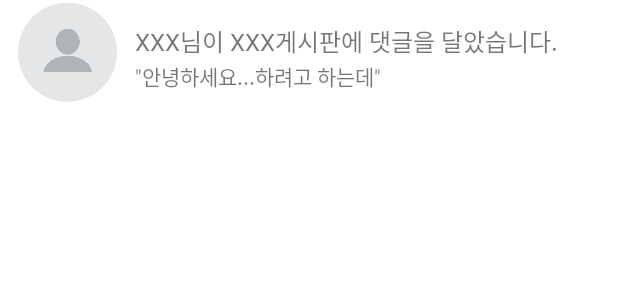
After one commit to teamcadi/project-android-careapp, an Android app: the layout activity_alarm_item.xml on its own in the app's theme, with its tools: preview values and no code run, on a phone screen of 412 x 824 dp. The commit adds this screen. Shown: the top 300 px of the screen. Run offline under Robolectric (Android 15) with nearby library versions, the phone set to English and light mode, and no system bars.

Commit message:
Add: AlarmActivity 및 layout, ReportActivity 및 layout

```diff
--- a/app/build.gradle
+++ b/app/build.gradle
@@ -12,6 +12,7 @@ android {
         targetSdkVersion 30
         versionCode 1
         versionName "1.0"
+        vectorDrawables.useSupportLibrary = true
 
         testInstrumentationRunner "androidx.test.runner.AndroidJUnitRunner"
     }
--- a/app/src/main/AndroidManifest.xml
+++ b/app/src/main/AndroidManifest.xml
@@ -12,7 +12,9 @@
         android:roundIcon="@mipmap/ic_launcher_round"
         android:supportsRtl="true"
         android:theme="@style/Theme.MyApaAndroid">
-        <activity android:name=".SearchActivity"></activity>
+        <activity android:name=".ReportActivity"></activity>
+        <activity android:name=".AlarmActivity" />
+        <activity android:name=".SearchActivity" />
         <activity android:name=".FindIdAndPwActivity" />
         <activity android:name=".MemberJoinDetail" />
         <activity android:name=".MemberJoinBasic" />
--- /dev/null
+++ b/app/src/main/res/layout/activity_alarm_item.xml
@@ -0,0 +1,32 @@
+<?xml version="1.0" encoding="utf-8"?>
+<RelativeLayout xmlns:android="http://schemas.android.com/apk/res/android"
+    xmlns:app="http://schemas.android.com/apk/res-auto"
+    xmlns:tools="http://schemas.android.com/tools"
+    android:layout_width="match_parent"
+    android:layout_height="wrap_content">
+
+    <ImageView
+        android:layout_width="70dp"
+        android:layout_height="70dp"
+        android:layout_marginLeft="10dp"
+        app:srcCompat="@drawable/profile"/>
+
+    <TextView
+        android:id="@+id/tv_alarm"
+        android:layout_width="wrap_content"
+        android:layout_height="wrap_content"
+        android:layout_marginTop="15dp"
+        android:layout_marginLeft="90dp"
+        android:text="XXX님이 XXX게시판에 댓글을 달았습니다."
+        android:textSize="16sp"/>
+
+    <TextView
+        android:id="@+id/tv_alarm_detail"
+        android:layout_width="wrap_content"
+        android:layout_height="wrap_content"
+        android:layout_marginTop="40dp"
+        android:layout_marginLeft="90dp"
+        android:text="&quot;안녕하세요...하려고 하는데&quot;"
+        android:textSize="14sp"/>
+
+</RelativeLayout>
--- a/app/src/main/res/layout/activity_search.xml
+++ b/app/src/main/res/layout/activity_search.xml
@@ -17,6 +17,6 @@
         android:id="@+id/frame_layout"
         android:layout_width="match_parent"
         android:layout_height="match_parent"
-        android:layout_marginTop="50dp"/>
+        android:layout_marginTop="55dp"/>
 
 </RelativeLayout>
--- a/app/src/main/res/layout/navi_drawer_header.xml
+++ b/app/src/main/res/layout/navi_drawer_header.xml
@@ -8,11 +8,11 @@
 
     <ImageView
         android:id="@+id/iv_user_image"
-        android:layout_width="100dp"
-        android:layout_height="100dp"
+        android:layout_width="150dp"
+        android:layout_height="150dp"
         android:layout_marginTop="50dp"
         android:layout_gravity="center"
-        app:srcCompat="@mipmap/ic_launcher_round" />
+        app:srcCompat="@drawable/profile"/>
 
     <TextView
         android:id="@+id/tv_user_name"
```
Also changed, not shown: app/src/main/java/kr/teamcadi/myapa/AlarmActivity.java (added, +16 -0 lines), app/src/main/java/kr/teamcadi/myapa/ReportActivity.java (added, +46 -0 lines), app/src/main/res/drawable/ic_baseline_calendar_today_24.xml (added, +10 -0 lines), app/src/main/res/drawable/ic_baseline_notifications_24.xml (added, +10 -0 lines), app/src/main/res/layout/activity_alarm.xml (added, +32 -0 lines), app/src/main/res/layout/activity_find_id_and_pw.xml (+5 -9 lines), app/src/main/res/layout/activity_login.xml (+8 -9 lines), app/src/main/res/layout/activity_report.xml (added, +42 -0 lines), app/src/main/res/layout/activity_report_item.xml (added, +30 -0 lines), app/src/main/res/menu/report_menu.xml (added, +11 -0 lines), app/src/main/res/drawable/profile.png (added).
